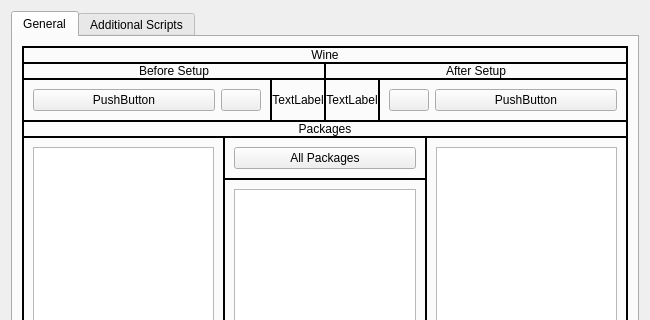
Before: the Qt Designer form src/editsolutiondialog.ui in LLIAKAJL/WineWizard, drawn with Qt 5; both pictures show x 0 to 650 and y 0 to 320 of the 650 by 607 pixel window.
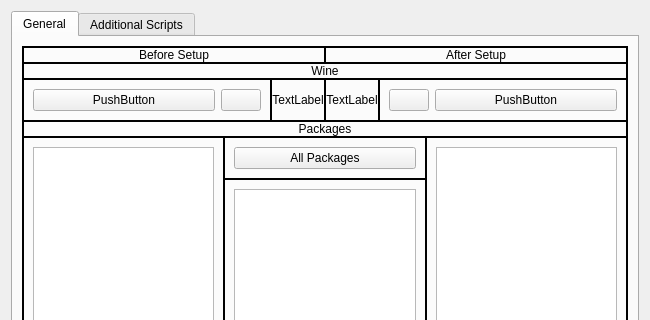
After: the same form once the commit is applied.

Diff of the .ui file:
```diff
--- a/src/editsolutiondialog.ui
+++ b/src/editsolutiondialog.ui
@@ -48,19 +48,6 @@
           <property name="bottomMargin">
            <number>0</number>
           </property>
-          <item>
-           <widget class="QLabel" name="wineHeader">
-            <property name="frameShape">
-             <enum>QFrame::Box</enum>
-            </property>
-            <property name="text">
-             <string>Wine</string>
-            </property>
-            <property name="alignment">
-             <set>Qt::AlignCenter</set>
-            </property>
-           </widget>
-          </item>
           <item>
            <layout class="QHBoxLayout" name="horizontalLayout">
             <property name="spacing">
@@ -94,6 +81,19 @@
             </item>
            </layout>
           </item>
+          <item>
+           <widget class="QLabel" name="wineHeader">
+            <property name="frameShape">
+             <enum>QFrame::Box</enum>
+            </property>
+            <property name="text">
+             <string>Wine</string>
+            </property>
+            <property name="alignment">
+             <set>Qt::AlignCenter</set>
+            </property>
+           </widget>
+          </item>
           <item>
            <layout class="QHBoxLayout" name="horizontalLayout_4">
             <property name="spacing">
```
Left out of the diff: 8 changed lines with no effect on the pictures.
